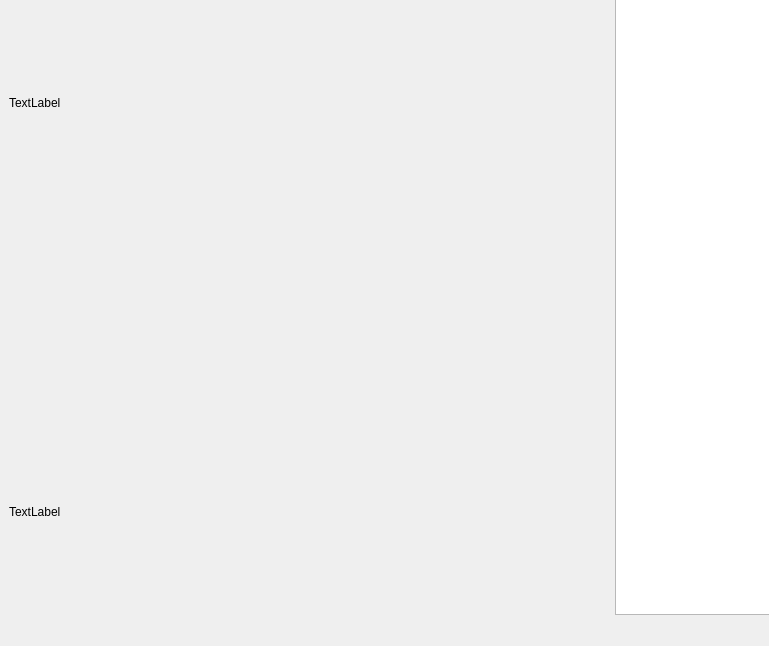
karentwan/image-marking-tool, file labelGUI/widget.ui: the form before one commit; both pictures show x 0 to 769 and y 206 to 852 of the 1025 by 852 pixel window.
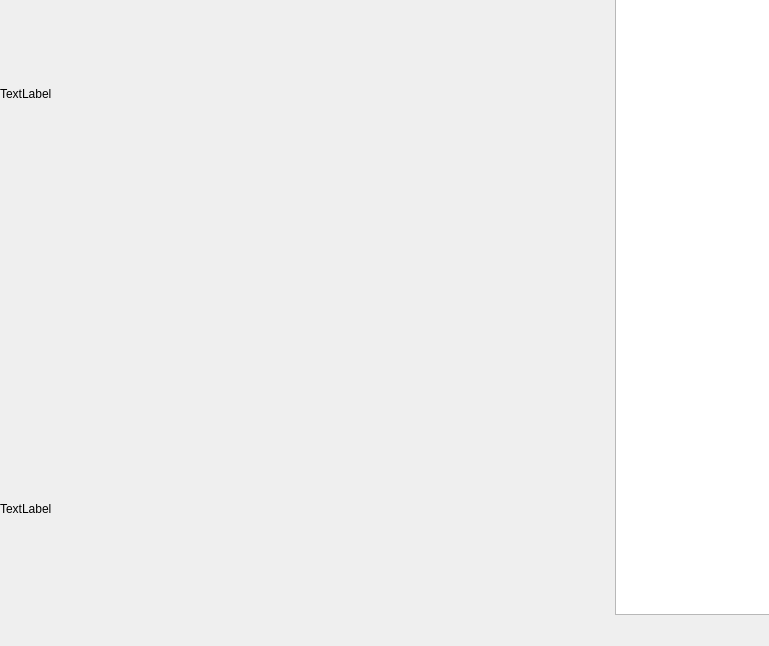
The form after the commit.

What changed in the file:
```diff
--- a/labelGUI/widget.ui
+++ b/labelGUI/widget.ui
@@ -15,8 +15,26 @@
   </property>
   <widget class="QWidget" name="centralwidget">
    <layout class="QHBoxLayout" name="horizontalLayout_2">
+    <property name="spacing">
+     <number>6</number>
+    </property>
+    <property name="leftMargin">
+     <number>0</number>
+    </property>
+    <property name="topMargin">
+     <number>0</number>
+    </property>
+    <property name="rightMargin">
+     <number>0</number>
+    </property>
+    <property name="bottomMargin">
+     <number>0</number>
+    </property>
     <item>
      <layout class="QVBoxLayout" name="verticalLayout">
+      <property name="spacing">
+       <number>0</number>
+      </property>
       <item>
        <widget class="QLabel" name="img_show">
         <property name="minimumSize">
@@ -41,12 +59,27 @@
         <property name="text">
          <string>TextLabel</string>
         </property>
+        <property name="margin">
+         <number>0</number>
+        </property>
        </widget>
       </item>
      </layout>
     </item>
     <item>
      <layout class="QVBoxLayout" name="verticalLayout_2">
+      <property name="leftMargin">
+       <number>9</number>
+      </property>
+      <property name="topMargin">
+       <number>9</number>
+      </property>
+      <property name="rightMargin">
+       <number>9</number>
+      </property>
+      <property name="bottomMargin">
+       <number>9</number>
+      </property>
       <item>
        <layout class="QHBoxLayout" name="horizontalLayout">
         <item>
```
